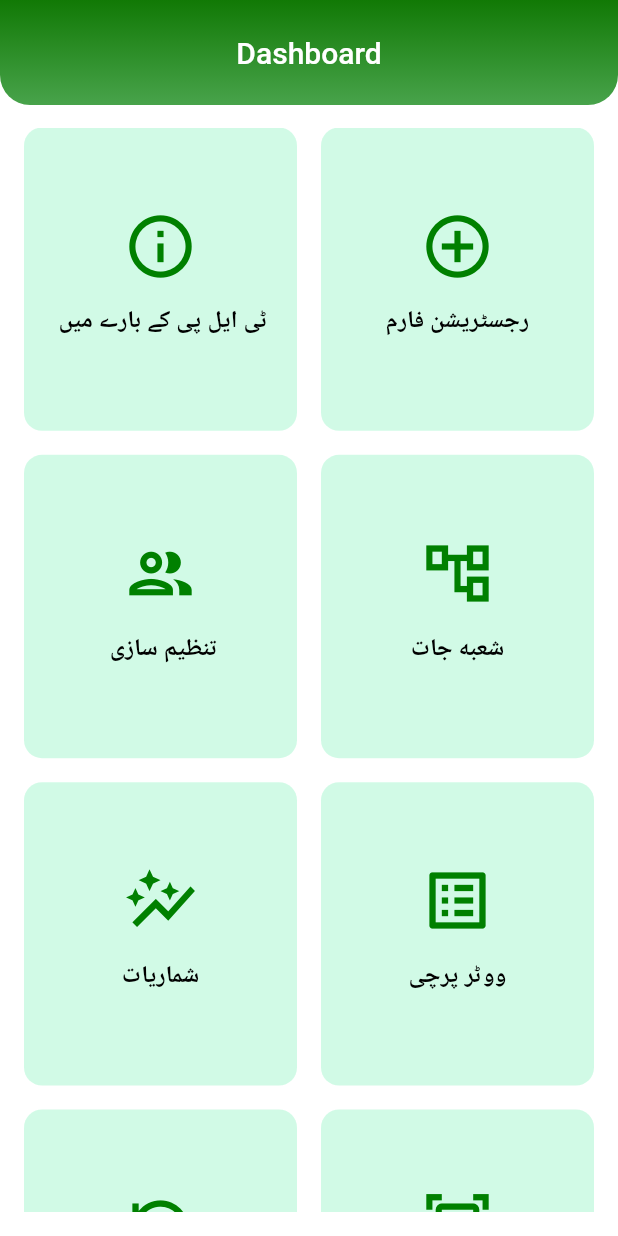
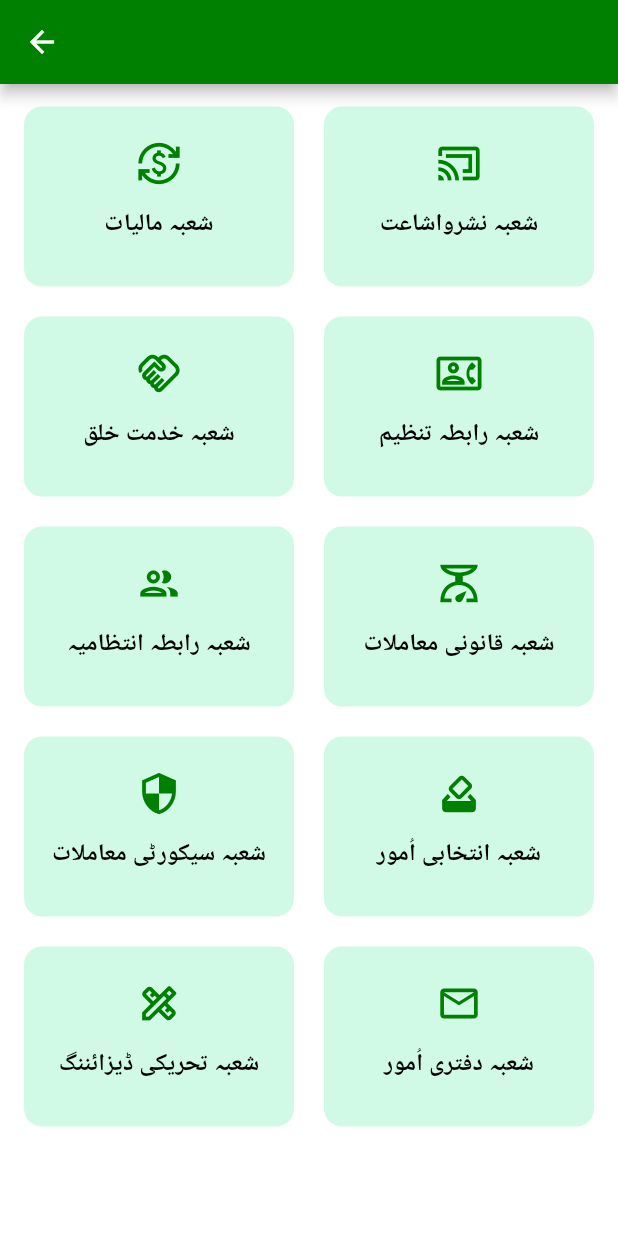
Before and after one commit to usamamalik3/voter_record, a Flutter app: the screen it shows after launch, after a tap on "شعبه جات", on a phone screen of 412 x 824 dp. Run offline on Flutter 3.47's test engine with Material 2 defaults, Android fonts, the phone set to English and light mode, and no system bars; our stand-ins replace cloud_firestore, firebase_core, flutter_bloc, form_field_validator, mask_text_input_formatter, pdf and 1 more; accounts and stored records are empty.

Commit message:
Contact us added

```diff
--- a/lib/configs/routes.dart
+++ b/lib/configs/routes.dart
@@ -1,8 +1,13 @@
 
 import 'package:flutter/material.dart';
-import 'package:voterrecord/screens/Dashboard.dart';
+import 'package:voterrecord/screens/dashboard.dart';
+import 'package:voterrecord/screens/tanzeem_sazi.dart';
 import 'package:voterrecord/screens/add_data.dart';
+import 'package:voterrecord/screens/contactus.dart';
+import 'package:voterrecord/screens/department_screen.dart';
+import 'package:voterrecord/screens/election_mnge_screen.dart';
 import 'package:voterrecord/screens/executive_check.dart';
+import 'package:voterrecord/screens/office_detail.dart';
 import 'package:voterrecord/screens/partyfrom.dart';
 
 import 'package:voterrecord/screens/voterscreen.dart';
@@ -16,6 +21,11 @@ class Routes {
   static const String executivecheck= '/executivecheck';
   static const String votersearch = '/votersearch';
   static const String voterdetail = '/voterdetail';
+  static const String departmentscreen= '/departmentscreen';
+  static const String electionscreen = '/electionscreen';
+  static const String contactus = '/contactus';
+  static const String officedetail = '/officedetail';
+  static const String tanzeemsazi = '/tanzeemsazi';
 
 
   Route<dynamic> generateRoute(RouteSettings routeSettings) {
@@ -32,7 +42,16 @@ class Routes {
         return MaterialPageRoute<ExecutiveScreen>(builder: (context) => const ExecutiveScreen());
       case votersearch:
         return MaterialPageRoute<VoterSearch>(builder: (context) => const VoterSearch());
-
+      case departmentscreen:
+        return MaterialPageRoute<Department>(builder: (context) => const Department());
+      case electionscreen:
+        return MaterialPageRoute<Election>(builder: (context) => const Election());
+      case contactus:
+        return MaterialPageRoute<ContactUs>(builder: (context) => const ContactUs());
+      case tanzeemsazi:
+        return MaterialPageRoute<TanzeemSazi>(builder: (context) => const TanzeemSazi());
+      case officedetail:
+        return MaterialPageRoute<OfficeDetails>(builder: (context) => const OfficeDetails());
       // case voterdetail:
         // return MaterialPageRoute<Voterdetail>(builder: (context) =>  Voterdetail(voter: voters[index],));
 
--- a/lib/main.dart
+++ b/lib/main.dart
@@ -2,7 +2,8 @@ import 'package:firebase_core/firebase_core.dart';
 import 'package:flutter/material.dart';
 import 'package:voterrecord/configs/routes.dart';
 
-import 'package:voterrecord/screens/Dashboard.dart';
+import 'package:voterrecord/screens/dashboard.dart';
+import 'package:voterrecord/screens/department_screen.dart';
 import 'package:voterrecord/screens/executive_check.dart';
 import 'package:voterrecord/screens/partyfrom.dart';
 import 'package:voterrecord/screens/temp.dart';
--- a/lib/screens/Dashboard.dart
+++ b/lib/screens/Dashboard.dart
@@ -1,4 +1,5 @@
 import 'package:flutter/material.dart';
+import 'package:voterrecord/utils/container_menu.dart';
 
 import 'package:voterrecord/utils/dashboard_item_list.dart';
 
@@ -34,49 +35,7 @@ class _DashBoardState extends State<DashBoard> {
         padding: const EdgeInsets.only(top: 15.0),
         child: Column(
           children: [
-            Expanded(
-              child: Container(
-                padding: const EdgeInsets.only(left: 16, right: 16, bottom: 16),
-                child: GridView.count(
-                  crossAxisSpacing: 16,
-                  mainAxisSpacing: 16,
-                  crossAxisCount: 2,
-                  childAspectRatio: .90,
-                  children: myList.map((data) {
-                    return InkWell(
-                      splashColor: Theme.of(context).primaryColor,
-                      borderRadius: BorderRadius.circular(12),
-                      onTap: () {
-                      data.onPressed(context);
-                      },
-                      child: Container(
-                        clipBehavior: Clip.antiAlias,
-                        decoration: BoxDecoration(
-                          borderRadius: BorderRadius.circular(12),
-                          color:Theme.of(context).inputDecorationTheme.fillColor!,
-                        ),
-                        child: Column(
-                          mainAxisAlignment: MainAxisAlignment.center,
-                          children: <Widget>[
-                            data.icon,
-                            const SizedBox(height: 14),
-                            Text(
-                              data.title,
-                              style: const TextStyle(
-                                color: Colors.black,
-                                fontSize: 16,
-                                fontWeight: FontWeight.w600,
-                              ),
-                            ),
-                          const  SizedBox(height: 8),
-                          ],
-                        ),
-                      ),
-                    );
-                  }).toList(),
-                ),
-              ),
-            ),
+            ContainerMenu(list: myList, crossAxisSpacing: 16, mainAxisSpacing: 16, crossAxisCount: 2, childAspectRatio: 0.90)
           ],
         ),
       ),
--- /dev/null
+++ b/lib/screens/department_screen.dart
@@ -0,0 +1,23 @@
+import"package:flutter/material.dart";
+import 'package:voterrecord/utils/container_menu.dart';
+import 'package:voterrecord/utils/dashboard_item_list.dart';
+import 'package:voterrecord/utils/list_utils.dart';
+
+class Department extends StatelessWidget {
+  const Department({super.key});
+
+  @override
+  Widget build(BuildContext context) {
+    return Scaffold(
+      appBar: AppBar(),
+      body: Padding(
+        padding: const EdgeInsets.only(top: 15.0),
+        child: Column(
+          children: [
+          ContainerMenu(list: departmentlist, crossAxisSpacing: 20, mainAxisSpacing: 20, crossAxisCount: 2, childAspectRatio: 1.5)
+          ],
+        ),
+      ),
+    );
+  }
+}
--- /dev/null
+++ b/lib/utils/container_menu.dart
@@ -0,0 +1,60 @@
+
+import 'package:flutter/material.dart';
+import 'package:voterrecord/models/dashboardItem.dart';
+
+class ContainerMenu extends StatelessWidget {
+  const ContainerMenu({
+    Key? key, required this.list, required this.crossAxisSpacing, required this.mainAxisSpacing, required this.crossAxisCount, required this.childAspectRatio,
+  }) : super(key: key);
+final List<Items> list;
+final double crossAxisSpacing;
+final double mainAxisSpacing;
+final int crossAxisCount;
+final double childAspectRatio;
+  @override
+  Widget build(BuildContext context) {
+    return Expanded(
+      child: Container(
+        padding: const EdgeInsets.only(left: 16, right: 16, bottom: 16),
+        child: GridView.count(
+          crossAxisSpacing: crossAxisSpacing,
+          mainAxisSpacing: mainAxisSpacing,
+          crossAxisCount: crossAxisCount,
+          childAspectRatio: childAspectRatio,
+          children: list.map((data) {
+            return InkWell(
+              splashColor: Theme.of(context).primaryColor,
+              borderRadius: BorderRadius.circular(12),
+              onTap: () {
+              data.onPressed(context);
+              },
+              child: Container(
+                clipBehavior: Clip.antiAlias,
+                decoration: BoxDecoration(
+                  borderRadius: BorderRadius.circular(12),
+                  color:Theme.of(context).inputDecorationTheme.fillColor!,
+                ),
+                child: Column(
+                  mainAxisAlignment: MainAxisAlignment.center,
+                  children: <Widget>[
+                    data.icon,
+                    const SizedBox(height: 14),
+                    Text(
+                      data.title,
+                      style: const TextStyle(
+                        color: Colors.black,
+                        fontSize: 16,
+                        fontWeight: FontWeight.w600,
+                      ),
+                    ),
+                  const  SizedBox(height: 8),
+                  ],
+                ),
+              ),
+            );
+          }).toList(),
+        ),
+      ),
+    );
+  }
+}
--- /dev/null
+++ b/lib/utils/list_utils.dart
@@ -0,0 +1,130 @@
+import 'package:flutter/material.dart';
+import 'package:voterrecord/models/dashboardItem.dart';
+
+List<Items> departmentlist = [
+  Items(
+      title: "شعبہ مالیات",
+      icon: const Icon(
+        Icons.currency_exchange_outlined,
+        size: 30,
+      ),
+      onPressed: (context) {}),
+  Items(
+      title: "شعبہ نشرواشاعت",
+      icon: const Icon(
+        Icons.cast_connected_outlined,
+        size: 30,
+      ),
+      onPressed: (context) {}),
+  Items(
+    title: "شعبہ خدمت خلق",
+    icon: const Icon(
+      Icons.handshake_outlined,
+      size: 30,
+    ),
+    onPressed: (context) {},
+  ),
+  Items(
+      title: "شعبہ رابطہ تنظیم",
+      icon: const Icon(
+        Icons.contact_phone_outlined,
+        size: 30,
+      ),
+      onPressed: (context) {}),
+  Items(
+    title: "شعبہ رابطہ انتظامیہ",
+    icon: const Icon(
+      Icons.group_outlined,
+      size: 30,
+    ),
+    onPressed: (context) {},
+  ),
+  Items(
+    title: "شعبہ قانونی معاملات",
+    icon: const Icon(
+      Icons.scale_outlined,
+      size: 30,
+    ),
+    onPressed: (context) {},
+  ),
+  Items(
+    title: "شعبہ سیکورٹی معاملات",
+    icon: const Icon(
+      Icons.security_outlined,
+      size: 30,
+    ),
+    onPressed: (context) {},
+  ),
+  Items(
+      title: "شعبہ انتخابی اُمور",
+      icon: const Icon(
+        Icons.how_to_vote_rounded,
+        size: 30,
+      ),
+      onPressed: (context) {}),
+  Items(
+      title: "شعبہ تحریکی ڈیزائننگ",
+      icon: const Icon(
+        Icons.design_services_outlined,
+        size: 30,
+      ),
+      onPressed: (context) {}),
+  Items(
+      title: "شعبہ دفتری اُمور",
+      icon: const Icon(
+        Icons.local_post_office_outlined,
+        size: 30,
+      ),
+      onPressed: (context) {}),
+];
+
+List<Items> electionItemlist = [
+  Items(title: "قومی اسمبلی الیکشن", icon: const Icon(
+        Icons.how_to_vote_outlined,
+        size: 30,
+      ),
+      onPressed: (context) {}),
+  Items(title: "صوبائی اسمبلی الیکشن", icon: const Icon(
+        Icons.how_to_vote_outlined,
+        size: 30,
+      ),
+      onPressed: (context) {}),
+  Items(title: "بلدیاتی الیکشن", icon: const Icon(
+        Icons.how_to_vote_outlined,
+        size: 30,
+      ),
+      onPressed: (context) {}),
+       Items(title: "انٹرا پارٹی الیکشن", icon: const Icon(
+        Icons.how_to_vote_outlined,
+        size: 30,
+      ),
+      onPressed: (context) {}),
+];
+
+List <Items> contactusList = [
+  Items(title: "دفاتر کی تفصیل", icon: const Icon(
+        Icons.details_outlined,
+        size: 30,
+      ),
+      onPressed: (context) {
+        Navigator.pushNamed(context, '/officedetail');
+      }),
+  Items(title: "شکایات اور تجاویز", icon: const Icon(
+        Icons.dashboard_customize,
+        size: 30,
+      ),
+      onPressed: (context) {}),
+];
+
+List <Items> tanzeemSaziList = [
+  Items(title: "پندرہ رکنی باڈی", icon: const Icon(
+        Icons.group,
+        size: 30,
+      ),
+      onPressed: (context) {}),
+  Items(title: "میٹنگ شیڈول", icon: const Icon(
+        Icons.meeting_room_outlined,
+        size: 30,
+      ),
+      onPressed: (context) {}),
+];
```
Also changed, not shown: lib/screens/add_office.dart (added, +17 -0 lines), lib/screens/contactus.dart (added, +22 -0 lines), lib/screens/election_mnge_screen.dart (added, +31 -0 lines), lib/screens/executive_check.dart (+32 -1 lines), lib/screens/office_detail.dart (added, +174 -0 lines), lib/screens/tanzeem_sazi.dart (added, +30 -0 lines), lib/screens/voterdetail.dart (+22 -5 lines), lib/utils/dashboard_item_list.dart (+9 -4 lines).
